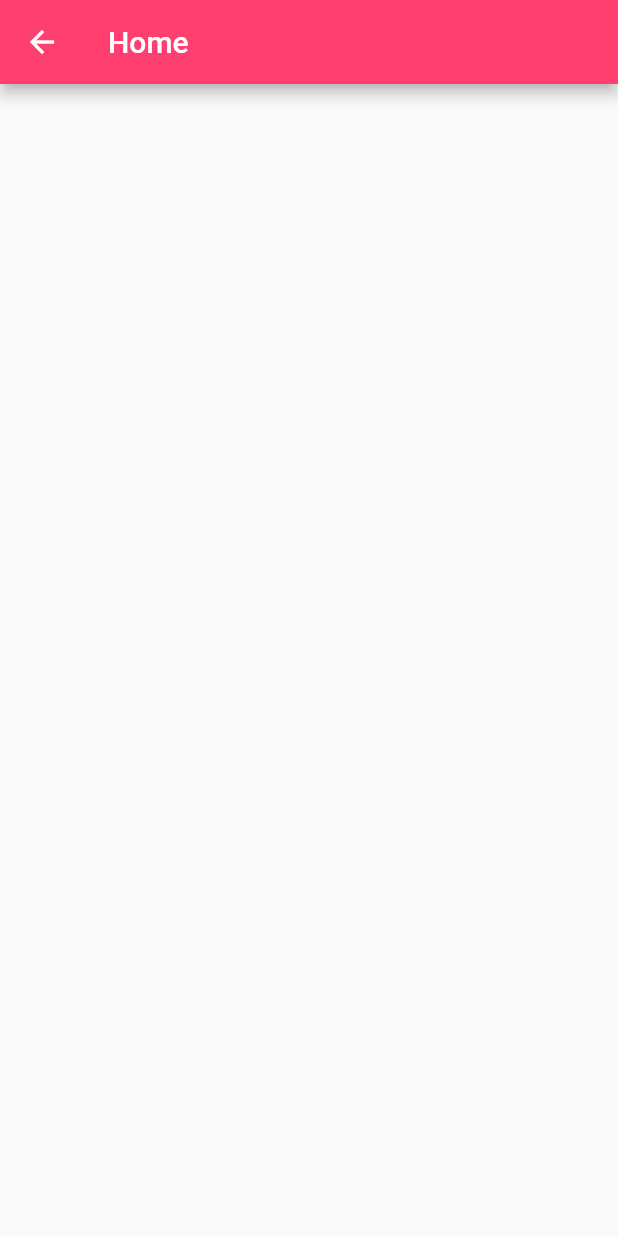
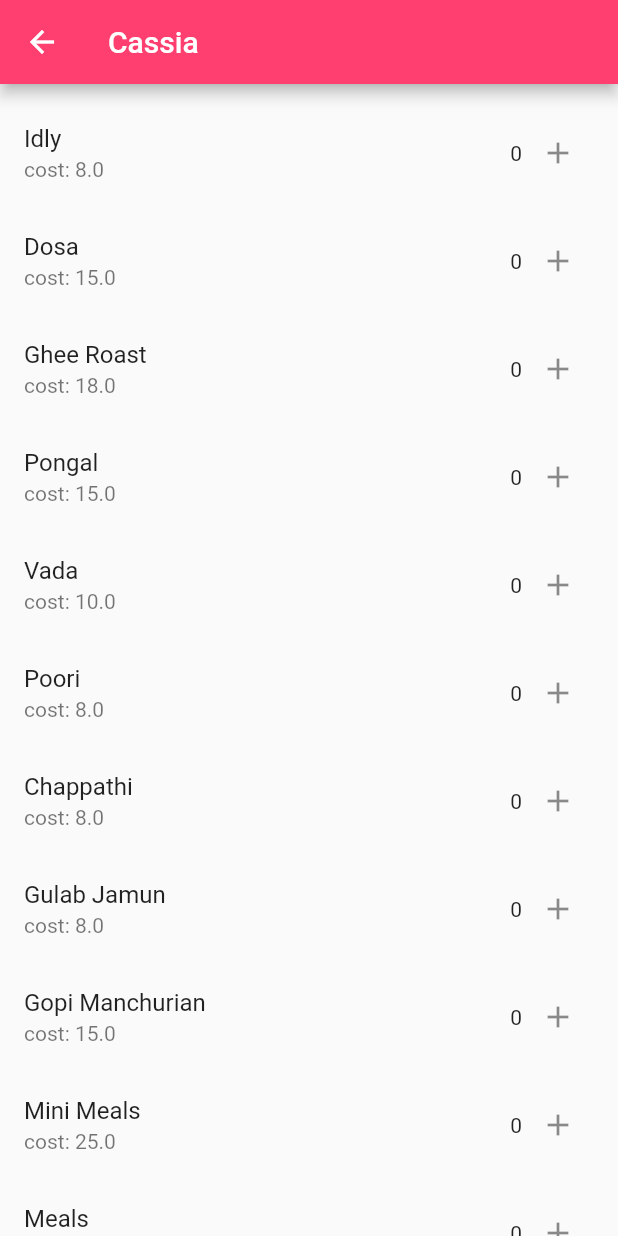
Before and after one commit to sanjaysans/Food-Ordering-App-Cassia, a Flutter app: the HomePage screen opened directly, on a phone screen of 412 x 824 dp. Run offline on Flutter 3.47's test engine with Material 2 defaults, Android fonts, the phone set to English and light mode, and no system bars; our stand-ins replace cloud_firestore, curved_navigation_bar, firebase_auth, fluttertoast, progress_dialog; accounts and stored records are empty; Roboto replaces fonts that are missing (Montserrat).

Commit message:
Home Page static list view

```diff
--- a/lib/screens/homePage.dart
+++ b/lib/screens/homePage.dart
@@ -14,13 +14,63 @@ class _HomePageState extends State<HomePage> {
   Widget build(BuildContext context) {
     return Scaffold(
       appBar: AppBar(
-        title: Text('Home'),
+        title: Text('Cassia'),
       ),
-      body: Column(
-        children: <Widget>[
-
-        ],
+      body:
+      SingleChildScrollView(
+        physics: ScrollPhysics(),
+          child: Column(
+            children: <Widget>[
+              Container(
+                margin: EdgeInsets.only(top: 10.0),
+                child: ListView.builder(
+                  shrinkWrap: true,
+                  physics: const NeverScrollableScrollPhysics(),
+                  itemCount: _foodItems.length,
+                  itemBuilder: (context, int index) {
+                  final item = _foodItems[index];
+                  return ListTile(
+                    title: Text(item.name ?? ''),
+                    subtitle: Text('cost: ${item.price.toString()}'),
+                    trailing: new Row(
+                      mainAxisSize: MainAxisSize.min,
+                      children: <Widget>[
+                        item.count !=0 ? new  IconButton(icon: new Icon(Icons.remove),onPressed: ()=>setState(()=> item.count--),):new Container(),
+                          new Text(item.count.toString()),
+                          new IconButton(icon: new Icon(Icons.add),onPressed: ()=>setState(()=>item.count++))
+                      ],
+                    ),
+                    onTap: () {
+                    },
+                  );
+                }),
+              ),
+            ],
+          ),
       ),
     );
   }
 }
+
+class FoodItem {
+  final String name;
+  final double price;
+  final int quantity;
+  int count = 0;
+
+  FoodItem(this.name, this.price, this.quantity);
+}
+
+List<FoodItem> _foodItems = <FoodItem>[
+  FoodItem("Idly", 8.0, 10),
+  FoodItem("Dosa", 15.0, 10),
+  FoodItem("Ghee Roast", 18.0, 10),
+  FoodItem("Pongal", 15.0, 10),
+  FoodItem("Vada", 10.0, 10),
+  FoodItem("Poori", 8.0, 10),
+  FoodItem("Chappathi", 8.0, 10),
+  FoodItem("Gulab Jamun", 8.0, 10),
+  FoodItem("Gopi Manchurian", 15.0, 10),
+  FoodItem("Mini Meals", 25.0, 10),
+  FoodItem("Meals", 38.0, 10),
+];
```
